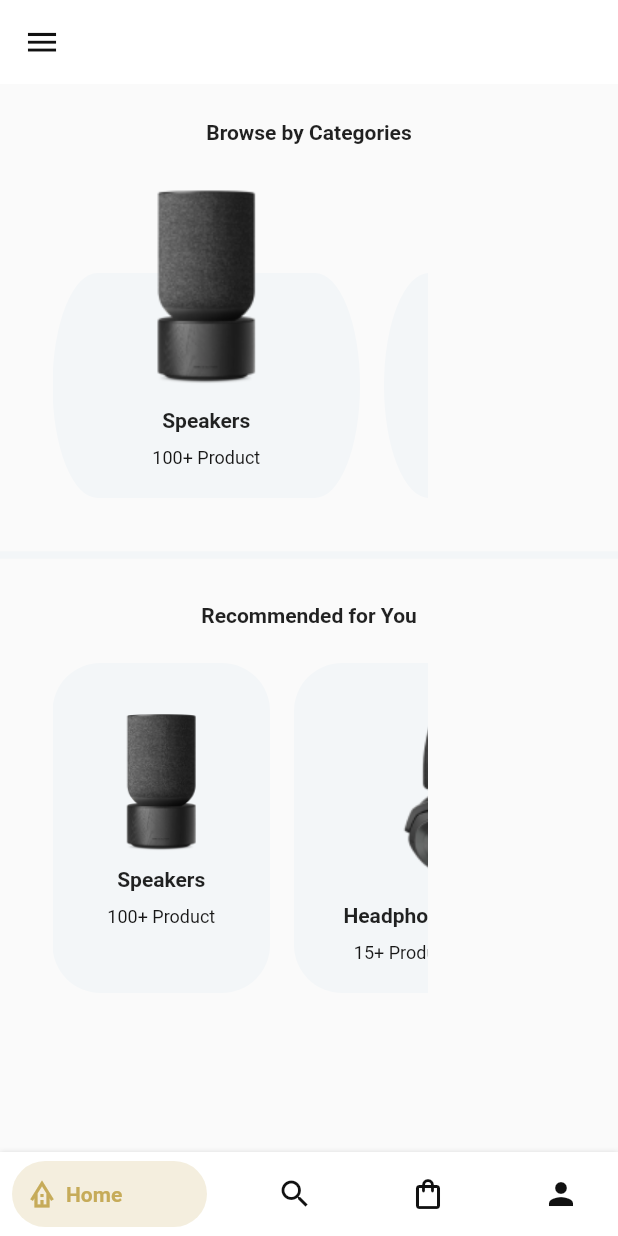
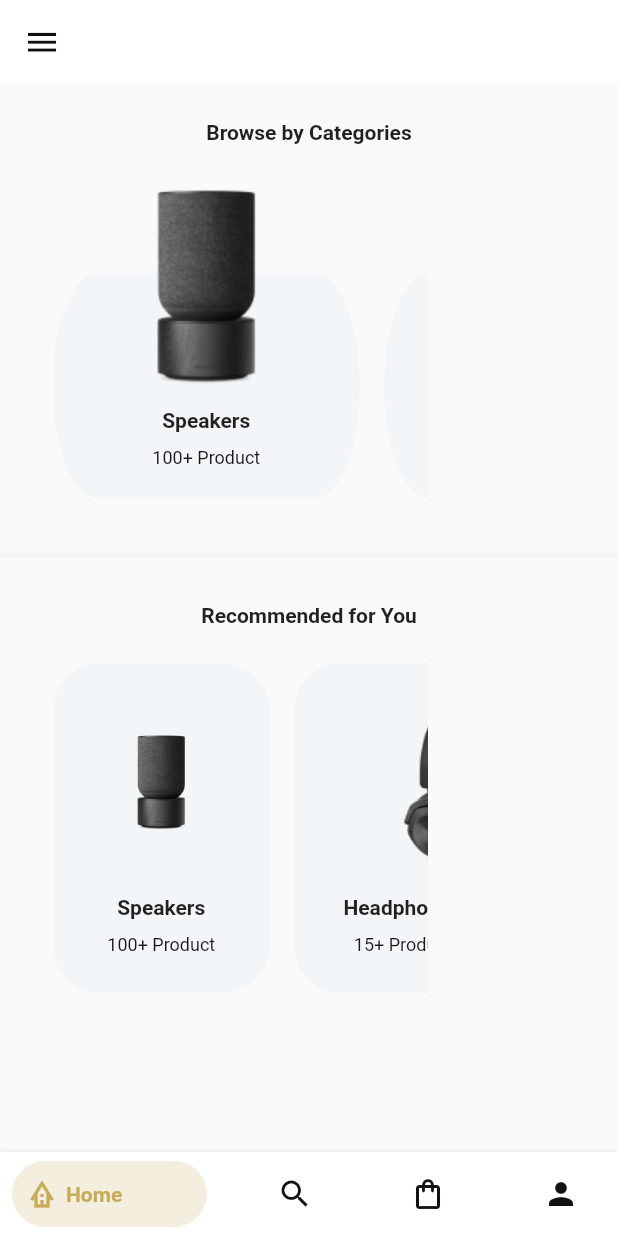
Before and after one commit to SMAmmadAli/E-Commerce-App, a Flutter app: the screen it shows after launch, on a phone screen of 412 x 824 dp. Run offline on Flutter 3.47's test engine with Material 2 defaults, Android fonts, the light colour scheme and no system bars; drawn by our look-alikes of bottom_navy_bar.

Commit message:
some more files added

```diff
--- a/lib/Pages/dashboard.dart
+++ b/lib/Pages/categories.dart
@@ -3,8 +3,8 @@ import 'package:st_store/data/data.dart';
 import 'package:st_store/utils/color.dart';
 import 'package:st_store/widgets/home_page_widget/my_listview2.dart';
 
-class DashboardView extends StatelessWidget {
-  const DashboardView({super.key});
+class MyCategoriesView extends StatelessWidget {
+  const MyCategoriesView({super.key});
 
   @override
   Widget build(BuildContext context) {
@@ -58,7 +58,7 @@ class DashboardView extends StatelessWidget {
                   ],
                 ),
               ),
-            const MyListView2()
+            MyListView2()
           ],
         ),
       ),
--- a/lib/Pages/home_page.dart
+++ b/lib/Pages/home_page.dart
@@ -28,7 +28,7 @@ class HomePage extends StatelessWidget {
             const SizedBox(
               height: 16,
             ),
-            MyListView1(),
+            MyListView(),
             const Divider(
               color: Color(0xffF3F6F8),
               thickness: 5,
--- a/lib/data/data.dart
+++ b/lib/data/data.dart
@@ -1,13 +1,26 @@
+import 'package:st_store/utils/myimage.dart';
+import 'package:st_store/utils/mytext.dart';
+
 List<Map> products = [
   {
-    "image": "asset/image/mic.png",
-    "title": "Speakers",
-    "subTitle": "100+ Product"
+    "image": MyImage.micimg,
+    "title": MyText.speaker,
+    "subTitle": MyText.speakerSubTitle
   },
   {
-    "image": "asset/image/headphone.png",
-    "title": "Headphones",
-    "subTitle": "15+ Product",
+    "image": MyImage.headphoneimg,
+    "title": MyText.headphones,
+    "subTitle": MyText.headphonesSubTitle,
+  },
+  {
+    "image": MyImage.micimg,
+    "title": MyText.speaker,
+    "subTitle": MyText.speakerSubTitle
+  },
+  {
+    "image": MyImage.headphoneimg,
+    "title": MyText.headphones,
+    "subTitle": MyText.headphonesSubTitle,
   },
 ];
 
--- a/lib/main.dart
+++ b/lib/main.dart
@@ -1,5 +1,4 @@
 import 'package:flutter/material.dart';
-import 'package:st_store/Pages/dashboard.dart';
 import 'package:st_store/Pages/home_page.dart';
 
 import 'Pages/splash_page.dart';
--- a/lib/utils/color.dart
+++ b/lib/utils/color.dart
@@ -3,4 +3,5 @@ import 'package:flutter/animation.dart';
 class MyColors {
   static Color gold = const Color(0xffC6AB59);
   static Color black = const Color(0xff111111);
+  static Color containerbgColor = const Color(0xffF3F6F8);
 }
--- /dev/null
+++ b/lib/utils/myimage.dart
@@ -0,0 +1,6 @@
+import 'package:flutter/cupertino.dart';
+
+class MyImage {
+  static String micimg = 'asset/image/mic.png';
+  static String headphoneimg = 'asset/image/headphone.png';
+}
--- /dev/null
+++ b/lib/utils/mytext.dart
@@ -0,0 +1,6 @@
+class MyText {
+  static String speaker = 'Speakers';
+  static String speakerSubTitle = '100+ Product';
+  static String headphones = 'Headphones';
+  static String headphonesSubTitle = '15+ Product';
+}
--- a/lib/widgets/home_page_widget/my_listview2.dart
+++ b/lib/widgets/home_page_widget/my_listview2.dart
@@ -1,11 +1,9 @@
 import 'package:flutter/material.dart';
-import 'package:st_store/data/data.dart';
+import 'package:st_store/utils/color.dart';
 
-class MyListView2 extends StatelessWidget {
-  const MyListView2({super.key});
+import '../../data/data.dart';
 
-  @override
-  Widget build(BuildContext context) {
+MyListView2() {
   return Padding(
     padding: const EdgeInsets.only(left: 35.0),
     child: Container(
@@ -18,13 +16,17 @@ class MyListView2 extends StatelessWidget {
               height: 220,
               width: 145,
               decoration: BoxDecoration(
-                    color: Color(0xffF3F6F8),
+                  color: MyColors.containerbgColor,
                   borderRadius: BorderRadius.circular(32)),
               child: Column(
                 mainAxisAlignment: MainAxisAlignment.center,
                 children: [
-                    Image(
-                      image: AssetImage(products[index]['image']),
+                  ClipRRect(
+                    child: Image.asset(
+                      products[index]['image'],
+                      width: 100,
+                      height: 150,
+                    ),
                   ),
                   Text(
                     products[index]['title'],
@@ -53,4 +55,3 @@ class MyListView2 extends StatelessWidget {
     ),
   );
 }
-}
--- a/lib/widgets/home_page_widget/my_listview_1.dart
+++ b/lib/widgets/home_page_widget/my_listview_1.dart
@@ -1,13 +1,10 @@
 import 'package:flutter/material.dart';
-import 'package:st_store/Pages/dashboard.dart';
+import 'package:st_store/utils/color.dart';
 
+import '../../Pages/categories.dart';
 import '../../data/data.dart';
 
-class MyListView1 extends StatelessWidget {
-  MyListView1({super.key});
-
-  @override
-  Widget build(BuildContext context) {
+MyListView() {
   return Padding(
     padding: const EdgeInsets.only(left: 35.0),
     child: Container(
@@ -19,25 +16,25 @@ class MyListView1 extends StatelessWidget {
             return Container(
               width: 205,
               height: 250,
-                child: InkWell(
+              child: Stack(
+                children: [
+                  Positioned(
+                    top: 70,
+                    child: GestureDetector(
                       onTap: () {
                         selectItem.add(products[index]);
                         Navigator.push(
                             context,
                             MaterialPageRoute(
-                          builder: (context) => DashboardView(),
+                              builder: (context) => MyCategoriesView(),
                             ));
                       },
-                  child: Stack(
-                    children: [
-                      Positioned(
-                        top: 70,
                       child: Container(
                         height: 150,
                         width: 205,
-                          decoration: const BoxDecoration(
-                              color: Color(0xffF3F6F8),
-                              borderRadius: BorderRadius.horizontal(
+                        decoration: BoxDecoration(
+                            color: MyColors.containerbgColor,
+                            borderRadius: const BorderRadius.horizontal(
                                 right: Radius.elliptical(32, 80),
                                 left: Radius.elliptical(32, 80))),
                         child: Column(
@@ -65,12 +62,11 @@ class MyListView1 extends StatelessWidget {
                         ),
                       ),
                     ),
+                  ),
                   Positioned(
-                        child:
-                            Image(image: AssetImage(products[index]["image"])),
+                    child: Image(image: AssetImage(products[index]["image"])),
                   )
                 ],
-                  ),
               ),
             );
           },
@@ -81,4 +77,3 @@ class MyListView1 extends StatelessWidget {
     ),
   );
 }
-}
```
Lines whose indentation alone changed are shown as unchanged.
